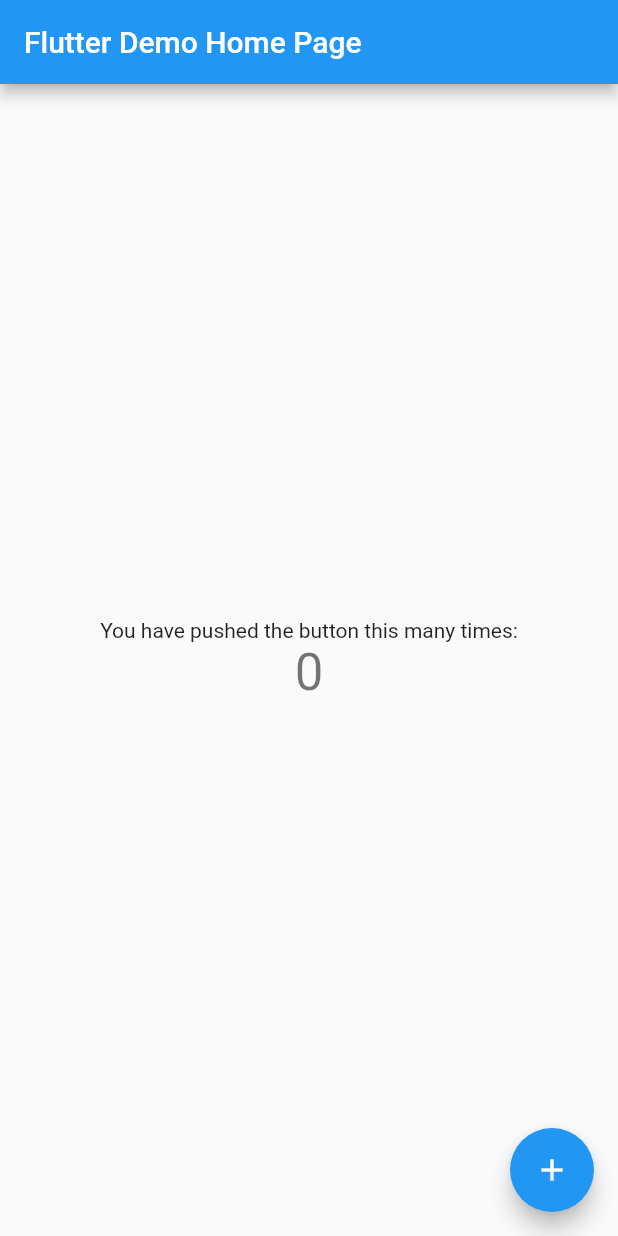
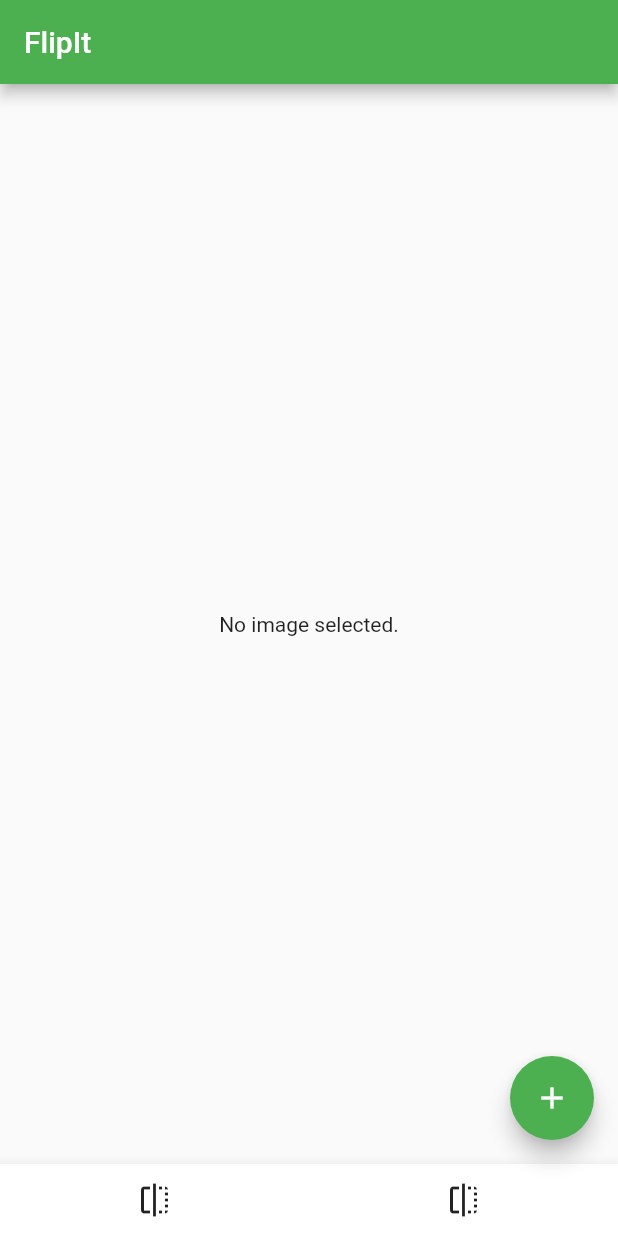
Before and after one commit to karuppiah7890/flipit, a Flutter app: the screen it shows after launch, on a phone screen of 412 x 824 dp. Run offline on Flutter 3.47's test engine with Material 2 defaults, Android fonts, the phone set to English and light mode, and no system bars; our stand-ins replace image_picker.

Commit message:
add flip horizontal functionality

```diff
--- a/lib/main.dart
+++ b/lib/main.dart
@@ -1,41 +1,29 @@
+import 'dart:io';
+
 import 'package:flutter/material.dart';
+import 'package:flutter/services.dart';
+import 'package:image_picker/image_picker.dart';
+import 'package:path/path.dart';
+import 'package:path_provider/path_provider.dart';
+import 'dart:developer' as developer;
 
 void main() => runApp(MyApp());
 
 class MyApp extends StatelessWidget {
-  // This widget is the root of your application.
   @override
   Widget build(BuildContext context) {
     return MaterialApp(
-      title: 'Flutter Demo',
+      title: 'FlipIt',
       theme: ThemeData(
-        // This is the theme of your application.
-        //
-        // Try running your application with "flutter run". You'll see the
-        // application has a blue toolbar. Then, without quitting the app, try
-        // changing the primarySwatch below to Colors.green and then invoke
-        // "hot reload" (press "r" in the console where you ran "flutter run",
-        // or simply save your changes to "hot reload" in a Flutter IDE).
-        // Notice that the counter didn't reset back to zero; the application
-        // is not restarted.
-        primarySwatch: Colors.blue,
+        primarySwatch: Colors.green,
       ),
-      home: MyHomePage(title: 'Flutter Demo Home Page'),
+      home: MyHomePage(title: 'FlipIt'),
     );
   }
 }
 
 class MyHomePage extends StatefulWidget {
   MyHomePage({Key key, this.title}) : super(key: key);
-
-  // This widget is the home page of your application. It is stateful, meaning
-  // that it has a State object (defined below) that contains fields that affect
-  // how it looks.
-
-  // This class is the configuration for the state. It holds the values (in this
-  // case the title) provided by the parent (in this case the App widget) and
-  // used by the build method of the State. Fields in a Widget subclass are
-  // always marked "final".
 
   final String title;
 
@@ -44,68 +32,79 @@ class MyHomePage extends StatefulWidget {
 }
 
 class _MyHomePageState extends State<MyHomePage> {
-  int _counter = 0;
+  File _image;
+  static const platform = const MethodChannel('flutter.native/helper');
 
-  void _incrementCounter() {
+  @override
+  Widget build(BuildContext context) {
+    return Scaffold(
+        appBar: AppBar(
+          title: Text(widget.title),
+        ),
+        body: _bodyContent(),
+        floatingActionButton: FloatingActionButton(
+          onPressed: getImage,
+          tooltip: 'Add Image',
+          child: Icon(Icons.add),
+        ),
+        bottomNavigationBar: BottomAppBar(
+          child: new Row(
+            mainAxisSize: MainAxisSize.max,
+            mainAxisAlignment: MainAxisAlignment.spaceAround,
+            children: <Widget>[
+              IconButton(
+                icon: Icon(Icons.flip),
+                onPressed: () {
+                  flip("flipHorizontally");
+                },
+                tooltip: "flip horizontal",
+              ),
+              IconButton(
+                icon: Icon(Icons.flip),
+                tooltip: "flip vertical",
+                onPressed: () {},
+              ),
+            ],
+          ),
+        ));
+  }
+
+  Future<void> flip(String flipDirection) async {
+    if (_image.path == "") {
+      return;
+    }
+    Directory tempDir = await getTemporaryDirectory();
+    String outputImagePath = tempDir.path + basename(_image.path);
+
+    String response = "";
+    try {
+      final String result =
+      await platform.invokeMethod(flipDirection, <String, dynamic>{
+        'inputFile': _image.path,
+        'outputFile': outputImagePath,
+      });
+      response = result;
+      setState(() {
+        _image = new File(outputImagePath);
+      });
+    } on PlatformException catch (e) {
+      response = "Failed to Invoke: '${e.message}'.";
+    }
+
+    developer.log(response, name: 'flipResponse');
+  }
+
+  Future getImage() async {
+    var image = await ImagePicker.pickImage(source: ImageSource.gallery);
+
     setState(() {
-      // This call to setState tells the Flutter framework that something has
-      // changed in this State, which causes it to rerun the build method below
-      // so that the display can reflect the updated values. If we changed
-      // _counter without calling setState(), then the build method would not be
-      // called again, and so nothing would appear to happen.
-      _counter++;
+      _image = image;
     });
   }
 
-  @override
-  Widget build(BuildContext context) {
-    // This method is rerun every time setState is called, for instance as done
-    // by the _incrementCounter method above.
-    //
-    // The Flutter framework has been optimized to make rerunning build methods
-    // fast, so that you can just rebuild anything that needs updating rather
-    // than having to individually change instances of widgets.
-    return Scaffold(
-      appBar: AppBar(
-        // Here we take the value from the MyHomePage object that was created by
-        // the App.build method, and use it to set our appbar title.
-        title: Text(widget.title),
-      ),
-      body: Center(
-        // Center is a layout widget. It takes a single child and positions it
-        // in the middle of the parent.
-        child: Column(
-          // Column is also layout widget. It takes a list of children and
-          // arranges them vertically. By default, it sizes itself to fit its
-          // children horizontally, and tries to be as tall as its parent.
-          //
-          // Invoke "debug painting" (press "p" in the console, choose the
-          // "Toggle Debug Paint" action from the Flutter Inspector in Android
-          // Studio, or the "Toggle Debug Paint" command in Visual Studio Code)
-          // to see the wireframe for each widget.
-          //
-          // Column has various properties to control how it sizes itself and
-          // how it positions its children. Here we use mainAxisAlignment to
-          // center the children vertically; the main axis here is the vertical
-          // axis because Columns are vertical (the cross axis would be
-          // horizontal).
-          mainAxisAlignment: MainAxisAlignment.center,
-          children: <Widget>[
-            Text(
-              'You have pushed the button this many times:',
-            ),
-            Text(
-              '$_counter',
-              style: Theme.of(context).textTheme.display1,
-            ),
-          ],
-        ),
-      ),
-      floatingActionButton: FloatingActionButton(
-        onPressed: _incrementCounter,
-        tooltip: 'Increment',
-        child: Icon(Icons.add),
-      ), // This trailing comma makes auto-formatting nicer for build methods.
+  Widget _bodyContent() {
+    return Center(
+      child: _image == null ? Text('No image selected.') : Image.file(_image),
     );
   }
 }
```
Also changed, not shown: 2 other files.
